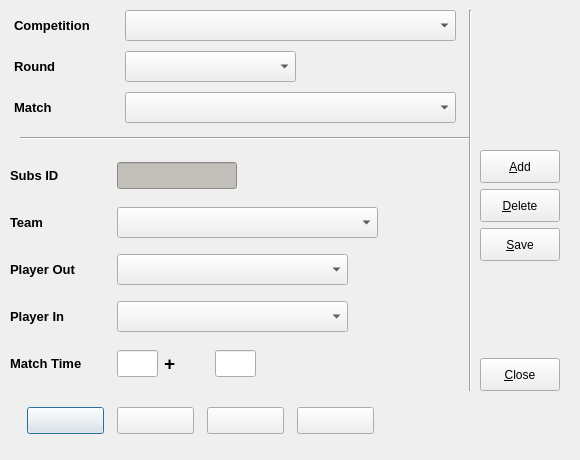
soccermetrics/marcotti-desktop, file code/pyqt/gui/subs_entry.ui: the form before one commit.
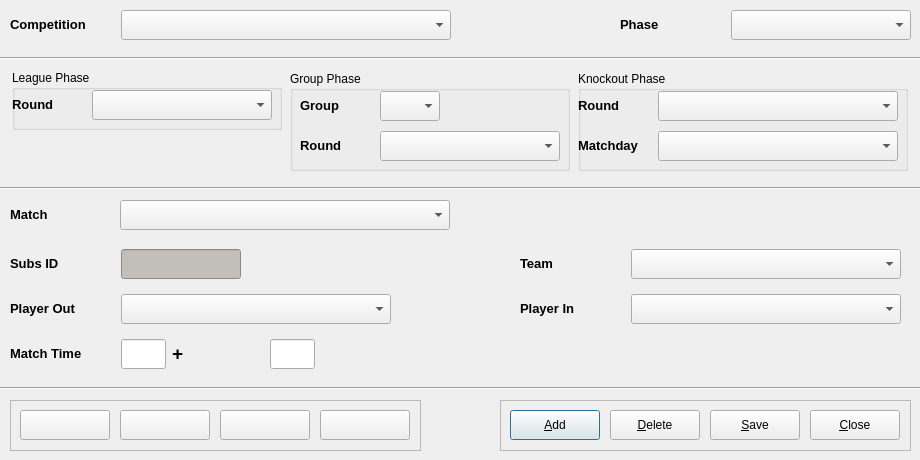
The form after the commit. Icons and pictures are not drawn.

Commit message: Major layout revisions to Match Event UIs for hybrid comps (#72)

```diff
--- a/code/pyqt/gui/subs_entry.ui
+++ b/code/pyqt/gui/subs_entry.ui
@@ -6,163 +6,60 @@
    <rect>
     <x>0</x>
     <y>0</y>
-    <width>580</width>
+    <width>920</width>
     <height>460</height>
    </rect>
   </property>
   <property name="minimumSize">
    <size>
-    <width>580</width>
+    <width>920</width>
     <height>460</height>
    </size>
   </property>
   <property name="maximumSize">
    <size>
-    <width>580</width>
+    <width>920</width>
     <height>460</height>
    </size>
   </property>
   <property name="windowTitle">
    <string>Substitution Entry</string>
   </property>
-  <widget class="QWidget" name="layoutWidget_3">
+  <widget class="Line" name="line_2">
    <property name="geometry">
     <rect>
-     <x>20</x>
-     <y>400</y>
-     <width>361</width>
-     <height>41</height>
+     <x>0</x>
+     <y>180</y>
+     <width>921</width>
+     <height>16</height>
     </rect>
    </property>
-   <layout class="QHBoxLayout" name="horizontalLayout_2">
-    <item>
-     <widget class="QPushButton" name="firstEntry">
-      <property name="minimumSize">
-       <size>
-        <width>77</width>
-        <height>27</height>
-       </size>
-      </property>
-      <property name="maximumSize">
-       <size>
-        <width>77</width>
-        <height>27</height>
-       </size>
-      </property>
-      <property name="toolTip">
-       <string>First Entry</string>
-      </property>
-      <property name="text">
-       <string/>
-      </property>
-      <property name="icon">
-       <iconset resource="fmrd_resources.qrc">
-        <normaloff>:/images/first.png</normaloff>:/images/first.png</iconset>
-      </property>
-     </widget>
-    </item>
-    <item>
-     <widget class="QPushButton" name="prevEntry">
-      <property name="minimumSize">
-       <size>
-        <width>77</width>
-        <height>27</height>
-       </size>
-      </property>
-      <property name="maximumSize">
-       <size>
-        <width>77</width>
-        <height>27</height>
-       </size>
-      </property>
-      <property name="toolTip">
-       <string>Previous Entry</string>
-      </property>
-      <property name="text">
-       <string/>
-      </property>
-      <property name="icon">
-       <iconset resource="fmrd_resources.qrc">
-        <normaloff>:/images/prev.png</normaloff>:/images/prev.png</iconset>
-      </property>
-     </widget>
-    </item>
-    <item>
-     <widget class="QPushButton" name="nextEntry">
-      <property name="minimumSize">
-       <size>
-        <width>77</width>
-        <height>27</height>
-       </size>
-      </property>
-      <property name="maximumSize">
-       <size>
-        <width>77</width>
-        <height>27</height>
-       </size>
-      </property>
-      <property name="toolTip">
-       <string>Next Entry</string>
-      </property>
-      <property name="text">
-       <string/>
-      </property>
-      <property name="icon">
-       <iconset resource="fmrd_resources.qrc">
-        <normaloff>:/images/next.png</normaloff>:/images/next.png</iconset>
-      </property>
-     </widget>
-    </item>
-    <item>
-     <widget class="QPushButton" name="lastEntry">
-      <property name="minimumSize">
-       <size>
-        <width>77</width>
-        <height>27</height>
-       </size>
-      </property>
-      <property name="maximumSize">
-       <size>
-        <width>77</width>
-        <height>27</height>
-       </size>
-      </property>
-      <property name="toolTip">
-       <string>Last Entry</string>
-      </property>
-      <property name="text">
-       <string/>
-      </property>
-      <property name="icon">
-       <iconset resource="fmrd_resources.qrc">
-        <normaloff>:/images/last.png</normaloff>:/images/last.png</iconset>
-      </property>
-     </widget>
-    </item>
-   </layout>
+   <property name="orientation">
+    <enum>Qt::Horizontal</enum>
+   </property>
   </widget>
-  <widget class="QWidget" name="layoutWidget_4">
+  <widget class="QWidget" name="layoutWidget">
    <property name="geometry">
     <rect>
      <x>10</x>
-     <y>6</y>
-     <width>451</width>
-     <height>121</height>
+     <y>0</y>
+     <width>901</width>
+     <height>51</height>
     </rect>
    </property>
-   <layout class="QGridLayout" name="gridLayout">
-    <item row="0" column="0">
+   <layout class="QHBoxLayout" name="horizontalLayout_3">
+    <item>
      <widget class="QLabel" name="label">
       <property name="minimumSize">
        <size>
-        <width>101</width>
-        <height>31</height>
+        <width>105</width>
+        <height>30</height>
        </size>
       </property>
       <property name="maximumSize">
        <size>
-        <width>101</width>
-        <height>31</height>
+        <width>105</width>
+        <height>30</height>
        </size>
       </property>
       <property name="text">
@@ -174,34 +71,47 @@
       </property>
      </widget>
     </item>
-    <item row="0" column="1">
+    <item>
      <widget class="QComboBox" name="compSelect">
       <property name="minimumSize">
        <size>
-        <width>331</width>
-        <height>31</height>
+        <width>330</width>
+        <height>30</height>
        </size>
       </property>
       <property name="maximumSize">
        <size>
-        <width>331</width>
-        <height>31</height>
+        <width>330</width>
+        <height>30</height>
        </size>
       </property>
      </widget>
     </item>
-    <item row="1" column="0">
-     <widget class="QLabel" name="label_2">
+    <item>
+     <spacer name="horizontalSpacer_2">
+      <property name="orientation">
+       <enum>Qt::Horizontal</enum>
+      </property>
+      <property name="sizeHint" stdset="0">
+       <size>
+        <width>118</width>
+        <height>20</height>
+       </size>
+      </property>
+     </spacer>
+    </item>
+    <item>
+     <widget class="QLabel" name="label_11">
       <property name="minimumSize">
        <size>
-        <width>101</width>
-        <height>31</height>
+        <width>105</width>
+        <height>30</height>
        </size>
       </property>
       <property name="maximumSize">
        <size>
-        <width>101</width>
-        <height>31</height>
+        <width>105</width>
+        <height>30</height>
        </size>
       </property>
       <property name="text">
@@ -209,63 +119,380 @@
 &lt;html&gt;&lt;head&gt;&lt;meta name=&quot;qrichtext&quot; content=&quot;1&quot; /&gt;&lt;style type=&quot;text/css&quot;&gt;
 p, li { white-space: pre-wrap; }
 &lt;/style&gt;&lt;/head&gt;&lt;body style=&quot; font-family:'Sans'; font-size:10pt; font-weight:400; font-style:normal;&quot;&gt;
-&lt;p style=&quot; margin-top:0px; margin-bottom:0px; margin-left:0px; margin-right:0px; -qt-block-indent:0; text-indent:0px;&quot;&gt;&lt;span style=&quot; font-weight:600;&quot;&gt;Round&lt;/span&gt;&lt;/p&gt;&lt;/body&gt;&lt;/html&gt;</string>
+&lt;p style=&quot; margin-top:0px; margin-bottom:0px; margin-left:0px; margin-right:0px; -qt-block-indent:0; text-indent:0px;&quot;&gt;&lt;span style=&quot; font-weight:600;&quot;&gt;Phase&lt;/span&gt;&lt;/p&gt;&lt;/body&gt;&lt;/html&gt;</string>
       </property>
      </widget>
     </item>
-    <item row="1" column="1">
-     <widget class="QComboBox" name="roundSelect">
+    <item>
+     <widget class="QComboBox" name="phaseSelect">
       <property name="minimumSize">
        <size>
-        <width>171</width>
-        <height>31</height>
+        <width>180</width>
+        <height>30</height>
        </size>
       </property>
       <property name="maximumSize">
        <size>
-        <width>171</width>
-        <height>31</height>
+        <width>180</width>
+        <height>30</height>
        </size>
       </property>
      </widget>
     </item>
-    <item row="2" column="0">
-     <widget class="QLabel" name="label_3">
+   </layout>
+  </widget>
+  <widget class="QWidget" name="layoutWidget_2">
+   <property name="geometry">
+    <rect>
+     <x>10</x>
+     <y>70</y>
+     <width>901</width>
+     <height>102</height>
+    </rect>
+   </property>
+   <layout class="QHBoxLayout" name="horizontalLayout_4">
+    <item>
+     <layout class="QVBoxLayout" name="verticalLayout_2">
+      <item>
+       <widget class="QGroupBox" name="leagueBox">
+        <property name="minimumSize">
+         <size>
+          <width>270</width>
+          <height>60</height>
+         </size>
+        </property>
+        <property name="maximumSize">
+         <size>
+          <width>270</width>
+          <height>60</height>
+         </size>
+        </property>
+        <property name="title">
+         <string>League Phase</string>
+        </property>
+        <widget class="QLabel" name="label_2">
+         <property name="geometry">
+          <rect>
+           <x>0</x>
+           <y>20</y>
+           <width>75</width>
+           <height>30</height>
+          </rect>
+         </property>
+         <property name="minimumSize">
+          <size>
+           <width>75</width>
+           <height>30</height>
+          </size>
+         </property>
+         <property name="maximumSize">
+          <size>
+           <width>75</width>
+           <height>30</height>
+          </size>
+         </property>
+         <property name="text">
+          <string>&lt;!DOCTYPE HTML PUBLIC &quot;-//W3C//DTD HTML 4.0//EN&quot; &quot;http://www.w3.org/TR/REC-html40/strict.dtd&quot;&gt;
+&lt;html&gt;&lt;head&gt;&lt;meta name=&quot;qrichtext&quot; content=&quot;1&quot; /&gt;&lt;style type=&quot;text/css&quot;&gt;
+p, li { white-space: pre-wrap; }
+&lt;/style&gt;&lt;/head&gt;&lt;body style=&quot; font-family:'Sans'; font-size:10pt; font-weight:400; font-style:normal;&quot;&gt;
+&lt;p style=&quot; margin-top:0px; margin-bottom:0px; margin-left:0px; margin-right:0px; -qt-block-indent:0; text-indent:0px;&quot;&gt;&lt;span style=&quot; font-weight:600;&quot;&gt;Round&lt;/span&gt;&lt;/p&gt;&lt;/body&gt;&lt;/html&gt;</string>
+         </property>
+        </widget>
+        <widget class="QComboBox" name="lgRoundSelect">
+         <property name="geometry">
+          <rect>
+           <x>80</x>
+           <y>20</y>
+           <width>180</width>
+           <height>30</height>
+          </rect>
+         </property>
+         <property name="minimumSize">
+          <size>
+           <width>180</width>
+           <height>30</height>
+          </size>
+         </property>
+         <property name="maximumSize">
+          <size>
+           <width>180</width>
+           <height>30</height>
+          </size>
+         </property>
+         <property name="toolTip">
+          <string>League Round</string>
+         </property>
+        </widget>
+       </widget>
+      </item>
+      <item>
+       <spacer name="verticalSpacer">
+        <property name="orientation">
+         <enum>Qt::Vertical</enum>
+        </property>
+        <property name="sizeHint" stdset="0">
+         <size>
+          <width>20</width>
+          <height>18</height>
+         </size>
+        </property>
+       </spacer>
+      </item>
+     </layout>
+    </item>
+    <item>
+     <widget class="QGroupBox" name="groupBox">
       <property name="minimumSize">
        <size>
-        <width>101</width>
-        <height>31</height>
+        <width>280</width>
+        <height>100</height>
        </size>
       </property>
       <property name="maximumSize">
        <size>
-        <width>101</width>
-        <height>31</height>
+        <width>280</width>
+        <height>100</height>
        </size>
       </property>
-      <property name="text">
-       <string>&lt;!DOCTYPE HTML PUBLIC &quot;-//W3C//DTD HTML 4.0//EN&quot; &quot;http://www.w3.org/TR/REC-html40/strict.dtd&quot;&gt;
+      <property name="title">
+       <string>Group Phase</string>
+      </property>
+      <widget class="QLabel" name="label_14">
+       <property name="geometry">
+        <rect>
+         <x>10</x>
+         <y>60</y>
+         <width>75</width>
+         <height>30</height>
+        </rect>
+       </property>
+       <property name="minimumSize">
+        <size>
+         <width>75</width>
+         <height>30</height>
+        </size>
+       </property>
+       <property name="maximumSize">
+        <size>
+         <width>75</width>
+         <height>30</height>
+        </size>
+       </property>
+       <property name="text">
+        <string>&lt;!DOCTYPE HTML PUBLIC &quot;-//W3C//DTD HTML 4.0//EN&quot; &quot;http://www.w3.org/TR/REC-html40/strict.dtd&quot;&gt;
 &lt;html&gt;&lt;head&gt;&lt;meta name=&quot;qrichtext&quot; content=&quot;1&quot; /&gt;&lt;style type=&quot;text/css&quot;&gt;
 p, li { white-space: pre-wrap; }
 &lt;/style&gt;&lt;/head&gt;&lt;body style=&quot; font-family:'Sans'; font-size:10pt; font-weight:400; font-style:normal;&quot;&gt;
-&lt;p style=&quot; margin-top:0px; margin-bottom:0px; margin-left:0px; margin-right:0px; -qt-block-indent:0; text-indent:0px;&quot;&gt;&lt;span style=&quot; font-weight:600;&quot;&gt;Match&lt;/span&gt;&lt;/p&gt;&lt;/body&gt;&lt;/html&gt;</string>
-      </property>
+&lt;p style=&quot; margin-top:0px; margin-bottom:0px; margin-left:0px; margin-right:0px; -qt-block-indent:0; text-indent:0px;&quot;&gt;&lt;span style=&quot; font-weight:600;&quot;&gt;Round&lt;/span&gt;&lt;/p&gt;&lt;/body&gt;&lt;/html&gt;</string>
+       </property>
+      </widget>
+      <widget class="QComboBox" name="grpRoundSelect">
+       <property name="geometry">
+        <rect>
+         <x>90</x>
+         <y>60</y>
+         <width>180</width>
+         <height>30</height>
+        </rect>
+       </property>
+       <property name="minimumSize">
+        <size>
+         <width>180</width>
+         <height>30</height>
+        </size>
+       </property>
+       <property name="maximumSize">
+        <size>
+         <width>180</width>
+         <height>30</height>
+        </size>
+       </property>
+       <property name="toolTip">
+        <string>Group Phase Round</string>
+       </property>
+      </widget>
+      <widget class="QComboBox" name="groupSelect">
+       <property name="geometry">
+        <rect>
+         <x>90</x>
+         <y>20</y>
+         <width>60</width>
+         <height>30</height>
+        </rect>
+       </property>
+       <property name="minimumSize">
+        <size>
+         <width>60</width>
+         <height>30</height>
+        </size>
+       </property>
+       <property name="maximumSize">
+        <size>
+         <width>60</width>
+         <height>30</height>
+        </size>
+       </property>
+       <property name="toolTip">
+        <string>Group Name</string>
+       </property>
+      </widget>
+      <widget class="QLabel" name="label_15">
+       <property name="geometry">
+        <rect>
+         <x>10</x>
+         <y>20</y>
+         <width>75</width>
+         <height>30</height>
+        </rect>
+       </property>
+       <property name="minimumSize">
+        <size>
+         <width>75</width>
+         <height>30</height>
+        </size>
+       </property>
+       <property name="maximumSize">
+        <size>
+         <width>75</width>
+         <height>30</height>
+        </size>
+       </property>
+       <property name="text">
+        <string>&lt;!DOCTYPE HTML PUBLIC &quot;-//W3C//DTD HTML 4.0//EN&quot; &quot;http://www.w3.org/TR/REC-html40/strict.dtd&quot;&gt;
+&lt;html&gt;&lt;head&gt;&lt;meta name=&quot;qrichtext&quot; content=&quot;1&quot; /&gt;&lt;style type=&quot;text/css&quot;&gt;
+p, li { white-space: pre-wrap; }
+&lt;/style&gt;&lt;/head&gt;&lt;body style=&quot; font-family:'Sans'; font-size:10pt; font-weight:400; font-style:normal;&quot;&gt;
+&lt;p style=&quot; margin-top:0px; margin-bottom:0px; margin-left:0px; margin-right:0px; -qt-block-indent:0; text-indent:0px;&quot;&gt;&lt;span style=&quot; font-weight:600;&quot;&gt;Group&lt;/span&gt;&lt;/p&gt;&lt;/body&gt;&lt;/html&gt;</string>
+       </property>
+      </widget>
      </widget>
     </item>
-    <item row="2" column="1">
-     <widget class="QComboBox" name="matchSelect">
+    <item>
+     <widget class="QGroupBox" name="knockoutBox">
       <property name="minimumSize">
        <size>
-        <width>331</width>
-        <height>31</height>
+        <width>330</width>
+        <height>100</height>
        </size>
       </property>
       <property name="maximumSize">
        <size>
-        <width>331</width>
-        <height>31</height>
+        <width>330</width>
+        <height>100</height>
        </size>
       </property>
+      <property name="title">
+       <string>Knockout Phase</string>
+      </property>
+      <widget class="QLabel" name="label_12">
+       <property name="geometry">
+        <rect>
+         <x>0</x>
+         <y>20</y>
+         <width>75</width>
+         <height>30</height>
+        </rect>
+       </property>
+       <property name="minimumSize">
+        <size>
+         <width>75</width>
+         <height>30</height>
+        </size>
+       </property>
+       <property name="maximumSize">
+        <size>
+         <width>75</width>
+         <height>30</height>
+        </size>
+       </property>
+       <property name="text">
+        <string>&lt;!DOCTYPE HTML PUBLIC &quot;-//W3C//DTD HTML 4.0//EN&quot; &quot;http://www.w3.org/TR/REC-html40/strict.dtd&quot;&gt;
+&lt;html&gt;&lt;head&gt;&lt;meta name=&quot;qrichtext&quot; content=&quot;1&quot; /&gt;&lt;style type=&quot;text/css&quot;&gt;
+p, li { white-space: pre-wrap; }
+&lt;/style&gt;&lt;/head&gt;&lt;body style=&quot; font-family:'Sans'; font-size:10pt; font-weight:400; font-style:normal;&quot;&gt;
+&lt;p style=&quot; margin-top:0px; margin-bottom:0px; margin-left:0px; margin-right:0px; -qt-block-indent:0; text-indent:0px;&quot;&gt;&lt;span style=&quot; font-weight:600;&quot;&gt;Round&lt;/span&gt;&lt;/p&gt;&lt;/body&gt;&lt;/html&gt;</string>
+       </property>
+      </widget>
+      <widget class="QComboBox" name="koRoundSelect">
+       <property name="geometry">
+        <rect>
+         <x>80</x>
+         <y>20</y>
+         <width>240</width>
+         <height>30</height>
+        </rect>
+       </property>
+       <property name="minimumSize">
+        <size>
+         <width>240</width>
+         <height>30</height>
+        </size>
+       </property>
+       <property name="maximumSize">
+        <size>
+         <width>240</width>
+         <height>30</height>
+        </size>
+       </property>
+       <property name="toolTip">
+        <string>Knockout Round</string>
+       </property>
+      </widget>
+      <widget class="QComboBox" name="matchdaySelect">
+       <property name="geometry">
+        <rect>
+         <x>80</x>
+         <y>60</y>
+         <width>240</width>
+         <height>30</height>
+        </rect>
+       </property>
+       <property name="minimumSize">
+        <size>
+         <width>240</width>
+         <height>30</height>
+        </size>
+       </property>
+       <property name="maximumSize">
+        <size>
+         <width>240</width>
+         <height>30</height>
+        </size>
+       </property>
+       <property name="toolTip">
+        <string>Knockout Round Matchday</string>
+       </property>
+      </widget>
+      <widget class="QLabel" name="label_13">
+       <property name="geometry">
+        <rect>
+         <x>0</x>
+         <y>60</y>
+         <width>75</width>
+         <height>30</height>
+        </rect>
+       </property>
+       <property name="minimumSize">
+        <size>
+         <width>75</width>
+         <height>30</height>
+        </size>
+       </property>
+       <property name="maximumSize">
+        <size>
+         <width>75</width>
+         <height>30</height>
+        </size>
+       </property>
+       <property name="text">
+        <string>&lt;!DOCTYPE HTML PUBLIC &quot;-//W3C//DTD HTML 4.0//EN&quot; &quot;http://www.w3.org/TR/REC-html40/strict.dtd&quot;&gt;
+&lt;html&gt;&lt;head&gt;&lt;meta name=&quot;qrichtext&quot; content=&quot;1&quot; /&gt;&lt;style type=&quot;text/css&quot;&gt;
+p, li { white-space: pre-wrap; }
+&lt;/style&gt;&lt;/head&gt;&lt;body style=&quot; font-family:'Sans'; font-size:10pt; font-weight:400; font-style:normal;&quot;&gt;
+&lt;p style=&quot; margin-top:0px; margin-bottom:0px; margin-left:0px; margin-right:0px; -qt-block-indent:0; text-indent:0px;&quot;&gt;&lt;span style=&quot; font-weight:600;&quot;&gt;Matchday&lt;/span&gt;&lt;/p&gt;&lt;/body&gt;&lt;/html&gt;</string>
+       </property>
+      </widget>
      </widget>
     </item>
    </layout>
@@ -273,9 +500,9 @@
   <widget class="Line" name="line">
    <property name="geometry">
     <rect>
-     <x>20</x>
-     <y>130</y>
-     <width>451</width>
+     <x>0</x>
+     <y>50</y>
+     <width>921</width>
      <height>16</height>
     </rect>
    </property>
@@ -283,41 +510,404 @@
     <enum>Qt::Horizontal</enum>
    </property>
   </widget>
-  <widget class="Line" name="line_2">
+  <widget class="QFrame" name="frame_2">
    <property name="geometry">
     <rect>
-     <x>460</x>
-     <y>10</y>
-     <width>20</width>
-     <height>381</height>
+     <x>500</x>
+     <y>400</y>
+     <width>411</width>
+     <height>51</height>
     </rect>
    </property>
+   <property name="minimumSize">
+    <size>
+     <width>411</width>
+     <height>51</height>
+    </size>
+   </property>
+   <property name="maximumSize">
+    <size>
+     <width>411</width>
+     <height>51</height>
+    </size>
+   </property>
+   <property name="frameShape">
+    <enum>QFrame::StyledPanel</enum>
+   </property>
+   <property name="frameShadow">
+    <enum>QFrame::Raised</enum>
+   </property>
+   <widget class="QPushButton" name="addEntry">
+    <property name="geometry">
+     <rect>
+      <x>10</x>
+      <y>10</y>
+      <width>90</width>
+      <height>30</height>
+     </rect>
+    </property>
+    <property name="minimumSize">
+     <size>
+      <width>90</width>
+      <height>30</height>
+     </size>
+    </property>
+    <property name="maximumSize">
+     <size>
+      <width>90</width>
+      <height>30</height>
+     </size>
+    </property>
+    <property name="toolTip">
+     <string>Add Entry</string>
+    </property>
+    <property name="text">
+     <string>&amp;Add</string>
+    </property>
+    <property name="icon">
+     <iconset resource="fmrd_resources.qrc">
+      <normaloff>:/images/add.png</normaloff>:/images/add.png</iconset>
+    </property>
+   </widget>
+   <widget class="QPushButton" name="deleteEntry">
+    <property name="geometry">
+     <rect>
+      <x>110</x>
+      <y>10</y>
+      <width>90</width>
+      <height>30</height>
+     </rect>
+    </property>
+    <property name="minimumSize">
+     <size>
+      <width>90</width>
+      <height>30</height>
+     </size>
+    </property>
+    <property name="maximumSize">
+     <size>
+      <width>90</width>
+      <height>30</height>
+     </size>
+    </property>
+    <property name="toolTip">
+     <string>Delete Entry</string>
+    </property>
+    <property name="text">
+     <string>&amp;Delete</string>
+    </property>
+    <property name="icon">
+     <iconset resource="fmrd_resources.qrc">
+      <normaloff>:/images/delete.png</normaloff>:/images/delete.png</iconset>
+    </property>
+   </widget>
+   <widget class="QPushButton" name="saveEntry">
+    <property name="geometry">
+     <rect>
+      <x>210</x>
+      <y>10</y>
+      <width>90</width>
+      <height>30</height>
+     </rect>
+    </property>
+    <property name="minimumSize">
+     <size>
+      <width>90</width>
+      <height>30</height>
+     </size>
+    </property>
+    <property name="maximumSize">
+     <size>
+      <width>90</width>
+      <height>30</height>
+     </size>
+    </property>
+    <property name="toolTip">
+     <string>Delete Entry</string>
+    </property>
+    <property name="text">
+     <string>&amp;Save</string>
+    </property>
+    <property name="icon">
+     <iconset resource="fmrd_resources.qrc">
+      <normaloff>:/images/save.png</normaloff>:/images/save.png</iconset>
+    </property>
+   </widget>
+   <widget class="QPushButton" name="closeButton">
+    <property name="geometry">
+     <rect>
+      <x>310</x>
+      <y>10</y>
+      <width>90</width>
+      <height>30</height>
+     </rect>
+    </property>
+    <property name="minimumSize">
+     <size>
+      <width>90</width>
+      <height>30</height>
+     </size>
+    </property>
+    <property name="maximumSize">
+     <size>
+      <width>90</width>
+      <height>30</height>
+     </size>
+    </property>
+    <property name="toolTip">
+     <string>Close Window</string>
+    </property>
+    <property name="text">
+     <string>&amp;Close</string>
+    </property>
+    <property name="icon">
+     <iconset resource="fmrd_resources.qrc">
+      <normaloff>:/images/quit.png</normaloff>:/images/quit.png</iconset>
+    </property>
+   </widget>
+  </widget>
+  <widget class="QFrame" name="frame">
+   <property name="geometry">
+    <rect>
+     <x>10</x>
+     <y>400</y>
+     <width>411</width>
+     <height>51</height>
+    </rect>
+   </property>
+   <property name="minimumSize">
+    <size>
+     <width>411</width>
+     <height>51</height>
+    </size>
+   </property>
+   <property name="maximumSize">
+    <size>
+     <width>411</width>
+     <height>51</height>
+    </size>
+   </property>
+   <property name="frameShape">
+    <enum>QFrame::StyledPanel</enum>
+   </property>
+   <property name="frameShadow">
+    <enum>QFrame::Raised</enum>
+   </property>
+   <widget class="QPushButton" name="firstEntry">
+    <property name="geometry">
+     <rect>
+      <x>10</x>
+      <y>10</y>
+      <width>90</width>
+      <height>30</height>
+     </rect>
+    </property>
+    <property name="minimumSize">
+     <size>
+      <width>90</width>
+      <height>30</height>
+     </size>
+    </property>
+    <property name="maximumSize">
+     <size>
+      <width>90</width>
+      <height>30</height>
+     </size>
+    </property>
+    <property name="toolTip">
+     <string>First Entry</string>
+    </property>
+    <property name="text">
+     <string/>
+    </property>
+    <property name="icon">
+     <iconset resource="fmrd_resources.qrc">
+      <normaloff>:/images/first.png</normaloff>:/images/first.png</iconset>
+    </property>
+   </widget>
+   <widget class="QPushButton" name="prevEntry">
+    <property name="geometry">
+     <rect>
+      <x>110</x>
+      <y>10</y>
+      <width>90</width>
+      <height>30</height>
+     </rect>
+    </property>
+    <property name="minimumSize">
+     <size>
+      <width>90</width>
+      <height>30</height>
+     </size>
+    </property>
+    <property name="maximumSize">
+     <size>
+      <width>90</width>
+      <height>30</height>
+     </size>
+    </property>
+    <property name="toolTip">
+     <string>Previous Entry</string>
+    </property>
+    <property name="text">
+     <string/>
+    </property>
+    <property name="icon">
+     <iconset resource="fmrd_resources.qrc">
+      <normaloff>:/images/prev.png</normaloff>:/images/prev.png</iconset>
+    </property>
+   </widget>
+   <widget class="QPushButton" name="nextEntry">
+    <property name="geometry">
+     <rect>
+      <x>210</x>
+      <y>10</y>
+      <width>90</width>
+      <height>30</height>
+     </rect>
+    </property>
+    <property name="minimumSize">
+     <size>
+      <width>90</width>
+      <height>30</height>
+     </size>
+    </property>
+    <property name="maximumSize">
+     <size>
+      <width>90</width>
+      <height>30</height>
+     </size>
+    </property>
+    <property name="toolTip">
+     <string>Next Entry</string>
+    </property>
+    <property name="text">
+     <string/>
+    </property>
+    <property name="icon">
+     <iconset resource="fmrd_resources.qrc">
+      <normaloff>:/images/next.png</normaloff>:/images/next.png</iconset>
+    </property>
+   </widget>
+   <widget class="QPushButton" name="lastEntry">
+    <property name="geometry">
+     <rect>
+      <x>310</x>
+      <y>10</y>
+      <width>90</width>
+      <height>30</height>
+     </rect>
+    </property>
+    <property name="minimumSize">
+     <size>
+      <width>90</width>
+      <height>30</height>
+     </size>
+    </property>
+    <property name="maximumSize">
+     <size>
+      <width>90</width>
+      <height>30</height>
+     </size>
+    </property>
+    <property name="toolTip">
+     <string>Last Entry</string>
+    </property>
+    <property name="text">
+     <string/>
+    </property>
+    <property name="icon">
+     <iconset resource="fmrd_resources.qrc">
+      <normaloff>:/images/last.png</normaloff>:/images/last.png</iconset>
+    </property>
+   </widget>
+  </widget>
+  <widget class="Line" name="line_3">
+   <property name="geometry">
+    <rect>
+     <x>0</x>
+     <y>380</y>
+     <width>921</width>
+     <height>16</height>
+    </rect>
+   </property>
    <property name="orientation">
-    <enum>Qt::Vertical</enum>
+    <enum>Qt::Horizontal</enum>
    </property>
   </widget>
-  <widget class="QWidget" name="layoutWidget">
+  <widget class="QLabel" name="label_3">
    <property name="geometry">
     <rect>
      <x>10</x>
-     <y>150</y>
-     <width>391</width>
-     <height>241</height>
+     <y>200</y>
+     <width>105</width>
+     <height>30</height>
     </rect>
    </property>
-   <layout class="QGridLayout" name="gridLayout_2">
+   <property name="minimumSize">
+    <size>
+     <width>105</width>
+     <height>30</height>
+    </size>
+   </property>
+   <property name="maximumSize">
+    <size>
+     <width>105</width>
+     <height>30</height>
+    </size>
+   </property>
+   <property name="text">
+    <string>&lt;!DOCTYPE HTML PUBLIC &quot;-//W3C//DTD HTML 4.0//EN&quot; &quot;http://www.w3.org/TR/REC-html40/strict.dtd&quot;&gt;
+&lt;html&gt;&lt;head&gt;&lt;meta name=&quot;qrichtext&quot; content=&quot;1&quot; /&gt;&lt;style type=&quot;text/css&quot;&gt;
+p, li { white-space: pre-wrap; }
+&lt;/style&gt;&lt;/head&gt;&lt;body style=&quot; font-family:'Sans'; font-size:10pt; font-weight:400; font-style:normal;&quot;&gt;
+&lt;p style=&quot; margin-top:0px; margin-bottom:0px; margin-left:0px; margin-right:0px; -qt-block-indent:0; text-indent:0px;&quot;&gt;&lt;span style=&quot; font-weight:600;&quot;&gt;Match&lt;/span&gt;&lt;/p&gt;&lt;/body&gt;&lt;/html&gt;</string>
+   </property>
+  </widget>
+  <widget class="QComboBox" name="matchSelect">
+   <property name="geometry">
+    <rect>
+     <x>120</x>
+     <y>200</y>
+     <width>330</width>
+     <height>30</height>
+    </rect>
+   </property>
+   <property name="minimumSize">
+    <size>
+     <width>330</width>
+     <height>30</height>
+    </size>
+   </property>
+   <property name="maximumSize">
+    <size>
+     <width>330</width>
+     <height>30</height>
+    </size>
+   </property>
+  </widget>
+  <widget class="QWidget" name="">
+   <property name="geometry">
+    <rect>
+     <x>10</x>
+     <y>240</y>
+     <width>891</width>
+     <height>141</height>
+    </rect>
+   </property>
+   <layout class="QGridLayout" name="gridLayout">
     <item row="0" column="0">
      <widget class="QLabel" name="label_4">
       <property name="minimumSize">
        <size>
-        <width>101</width>
-        <height>31</height>
+        <width>105</width>
+        <height>30</height>
        </size>
       </property>
       <property name="maximumSize">
        <size>
-        <width>101</width>
-        <height>31</height>
+        <width>105</width>
+        <height>30</height>
        </size>
       </property>
       <property name="text">
@@ -331,10 +921,16 @@
     </item>
     <item row="0" column="1">
      <widget class="QLineEdit" name="subsID_display">
+      <property name="minimumSize">
+       <size>
+        <width>120</width>
+        <height>30</height>
+       </size>
+      </property>
       <property name="maximumSize">
        <size>
         <width>120</width>
-        <height>27</height>
+        <height>30</height>
        </size>
       </property>
       <property name="styleSheet">
@@ -348,18 +944,18 @@
       </property>
      </widget>
     </item>
-    <item row="1" column="0">
+    <item row="0" column="3">
      <widget class="QLabel" name="label_5">
       <property name="minimumSize">
        <size>
-        <width>101</width>
-        <height>31</height>
+        <width>105</width>
+        <height>30</height>
        </size>
       </property>
       <property name="maximumSize">
        <size>
-        <width>101</width>
-        <height>31</height>
+        <width>105</width>
+        <height>30</height>
        </size>
       </property>
       <property name="text">
@@ -371,18 +967,18 @@
       </property>
      </widget>
     </item>
-    <item row="1" column="1" colspan="2">
+    <item row="0" column="4">
      <widget class="QComboBox" name="teamSelect">
       <property name="minimumSize">
        <size>
-        <width>261</width>
-        <height>31</height>
+        <width>270</width>
+        <height>30</height>
        </size>
       </property>
       <property name="maximumSize">
        <size>
-        <width>261</width>
-        <height>31</height>
+        <width>270</width>
+        <height>30</height>
        </size>
       </property>
       <property name="toolTip">
@@ -390,18 +986,18 @@
       </property>
      </widget>
     </item>
-    <item row="2" column="0">
+    <item row="1" column="0">
      <widget class="QLabel" name="label_10">
       <property name="minimumSize">
        <size>
-        <width>101</width>
-        <height>31</height>
+        <width>105</width>
+        <height>30</height>
        </size>
       </property>
       <property name="maximumSize">
        <size>
-        <width>101</width>
-        <height>31</height>
+        <width>105</width>
+        <height>30</height>
        </size>
       </property>
       <property name="text">
@@ -413,18 +1009,18 @@
       </property>
      </widget>
     </item>
-    <item row="2" column="1" colspan="2">
+    <item row="1" column="1" colspan="2">
      <widget class="QComboBox" name="outplayerSelect">
       <property name="minimumSize">
        <size>
-        <width>231</width>
-        <height>31</height>
+        <width>270</width>
+        <height>30</height>
        </size>
       </property>
       <property name="maximumSize">
        <size>
-        <width>231</width>
-        <height>31</height>
+        <width>270</width>
+        <height>30</height>
        </size>
       </property>
       <property name="toolTip">
@@ -432,18 +1028,18 @@
       </property>
      </widget>
     </item>
-    <item row="3" column="0">
+    <item row="1" column="3">
      <widget class="QLabel" name="label_7">
       <property name="minimumSize">
        <size>
-        <width>101</width>
-        <height>31</height>
+        <width>105</width>
+        <height>30</height>
        </size>
       </property>
       <property name="maximumSize">
        <size>
-        <width>101</width>
-        <height>31</height>
+        <width>105</width>
+        <height>30</height>
        </size>
       </property>
       <property name="text">
@@ -455,18 +1051,18 @@
       </property>
      </widget>
     </item>
-    <item row="3" column="1" colspan="2">
+    <item row="1" column="4">
      <widget class="QComboBox" name="inplayerSelect">
       <property name="minimumSize">
        <size>
-        <width>231</width>
-        <height>31</height>
+        <width>270</width>
+        <height>30</height>
        </size>
       </property>
       <property name="maximumSize">
        <size>
-        <width>231</width>
-        <height>31</height>
+        <width>270</width>
+        <height>30</height>
        </size>
       </property>
       <property name="toolTip">
@@ -474,18 +1070,18 @@
       </property>
      </widget>
     </item>
-    <item row="4" column="0">
+    <item row="2" column="0">
      <widget class="QLabel" name="label_8">
       <property name="minimumSize">
        <size>
-        <width>101</width>
-        <height>31</height>
+        <width>105</width>
+        <height>30</height>
        </size>
       </property>
       <property name="maximumSize">
        <size>
-        <width>101</width>
-        <height>31</height>
+        <width>105</width>
+        <height>30</height>
        </size>
       </property>
       <property name="text">
@@ -497,20 +1093,20 @@
       </property>
      </widget>
     </item>
-    <item row="4" column="1">
+    <item row="2" column="1">
      <layout class="QHBoxLayout" name="horizontalLayout">
       <item>
        <widget class="QLineEdit" name="subtimeEdit">
         <property name="minimumSize">
          <size>
-          <width>41</width>
-          <height>27</height>
+          <width>45</width>
+          <height>30</height>
          </size>
         </property>
         <property name="maximumSize">
          <size>
-          <width>41</width>
-          <height>27</height>
+          <width>45</width>
+          <height>30</height>
          </size>
         </property>
         <property name="toolTip">
@@ -539,14 +1135,14 @@
        <widget class="QLineEdit" name="stoppageEdit">
         <property name="minimumSize">
          <size>
-          <width>41</width>
-          <height>27</height>
+          <width>45</width>
+          <height>30</height>
          </size>
         </property>
         <property name="maximumSize">
          <size>
-          <width>41</width>
-          <height>27</height>
+          <width>45</width>
+          <height>30</height>
          </size>
         </property>
         <property name="toolTip">
@@ -562,148 +1158,32 @@
       </item>
      </layout>
     </item>
-    <item row="4" column="2">
+    <item row="2" column="2">
      <spacer name="horizontalSpacer">
       <property name="orientation">
        <enum>Qt::Horizontal</enum>
       </property>
       <property name="sizeHint" stdset="0">
        <size>
-        <width>138</width>
+        <width>178</width>
         <height>20</height>
        </size>
       </property>
      </spacer>
     </item>
-   </layout>
-  </widget>
-  <widget class="QWidget" name="layoutWidget_2">
-   <property name="geometry">
-    <rect>
-     <x>480</x>
-     <y>150</y>
-     <width>91</width>
-     <height>241</height>
-    </rect>
-   </property>
-   <layout class="QVBoxLayout" name="verticalLayout">
-    <item>
-     <widget class="QPushButton" name="addEntry">
-      <property name="minimumSize">
-       <size>
-        <width>80</width>
-        <height>33</height>
-       </size>
-      </property>
-      <property name="maximumSize">
-       <size>
-        <width>80</width>
-        <height>33</height>
-       </size>
-      </property>
-      <property name="toolTip">
-       <string>Add Entry</string>
-      </property>
-      <property name="text">
-       <string>&amp;Add</string>
-      </property>
-      <property name="icon">
-       <iconset resource="fmrd_resources.qrc">
-        <normaloff>:/images/add.png</normaloff>:/images/add.png</iconset>
-      </property>
-     </widget>
-    </item>
-    <item>
-     <widget class="QPushButton" name="deleteEntry">
-      <property name="minimumSize">
-       <size>
-        <width>80</width>
-        <height>33</height>
-       </size>
-      </property>
-      <property name="maximumSize">
-       <size>
-        <width>80</width>
-        <height>33</height>
-       </size>
-      </property>
-      <property name="toolTip">
-       <string>Delete Entry</string>
-      </property>
-      <property name="text">
-       <string>&amp;Delete</string>
-      </property>
-      <property name="icon">
-       <iconset resource="fmrd_resources.qrc">
-        <normaloff>:/images/delete.png</normaloff>:/images/delete.png</iconset>
-      </property>
-     </widget>
-    </item>
-    <item>
-     <widget class="QPushButton" name="saveEntry">
-      <property name="minimumSize">
-       <size>
-        <width>80</width>
-        <height>33</height>
-       </size>
-      </property>
-      <property name="maximumSize">
-       <size>
-        <width>80</width>
-        <height>33</height>
-       </size>
-      </property>
-      <property name="toolTip">
-       <string>Delete Entry</string>
-      </property>
-      <property name="text">
-       <string>&amp;Save</string>
-      </property>
-      <property name="icon">
-       <iconset resource="fmrd_resources.qrc">
-        <normaloff>:/images/save.png</normaloff>:/images/save.png</iconset>
-      </property>
-     </widget>
-    </item>
-    <item>
-     <spacer name="verticalSpacer_2">
+    <item row="2" column="3" colspan="2">
+     <spacer name="horizontalSpacer_3">
       <property name="orientation">
-       <enum>Qt::Vertical</enum>
+       <enum>Qt::Horizontal</enum>
       </property>
       <property name="sizeHint" stdset="0">
        <size>
-        <width>20</width>
-        <height>168</height>
+        <width>388</width>
+        <height>20</height>
        </size>
       </property>
      </spacer>
     </item>
-    <item>
-     <widget class="QPushButton" name="closeButton">
-      <property name="minimumSize">
-       <size>
-        <width>80</width>
-        <height>33</height>
-       </size>
-      </property>
-      <property name="maximumSize">
-       <size>
-        <width>80</width>
-        <height>33</height>
-       </size>
-      </property>
-      <property name="toolTip">
-       <string>Close Window</string>
-      </property>
-      <property name="text">
-       <string>&amp;Close</string>
-      </property>
-      <property name="icon">
-       <iconset resource="fmrd_resources.qrc">
-        <normaloff>:/images/quit.png</normaloff>:/images/quit.png</iconset>
-      </property>
-     </widget>
-    </item>
    </layout>
   </widget>
  </widget>
```
Left out of the diff: 6 changed lines with no effect on the pictures. The commit also changes 4 other files.
